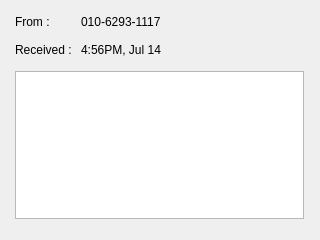
john1117/opi_watch, file messageinfo.ui: the form before one commit.
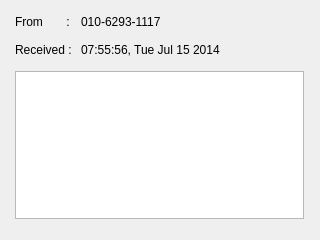
The form after the commit.

Commit message: fix opi_watch ui

Patch:
```diff
--- a/messageinfo.ui
+++ b/messageinfo.ui
@@ -62,7 +62,7 @@
        </size>
       </property>
       <property name="text">
-       <string>4:56PM, Jul 14</string>
+       <string>07:55:56, Tue Jul 15 2014</string>
       </property>
       <property name="alignment">
        <set>Qt::AlignLeading|Qt::AlignLeft|Qt::AlignVCenter</set>
@@ -78,7 +78,7 @@
        </sizepolicy>
       </property>
       <property name="text">
-       <string>From : </string>
+       <string>From       : </string>
       </property>
      </widget>
     </item>
```
The commit also changes 1 other file.
